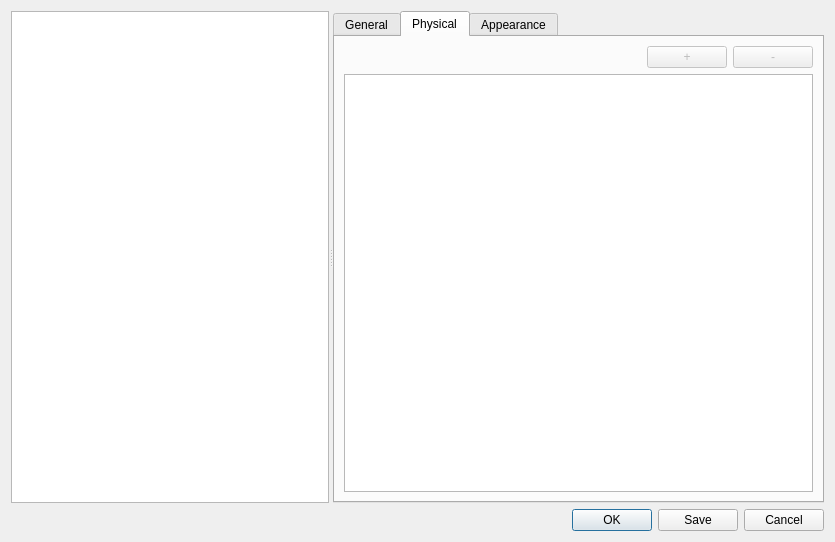
Old version of the form src/Mod/Material/Gui/MaterialsEditor.ui in the repository davesrocketshop/FreeCAD.
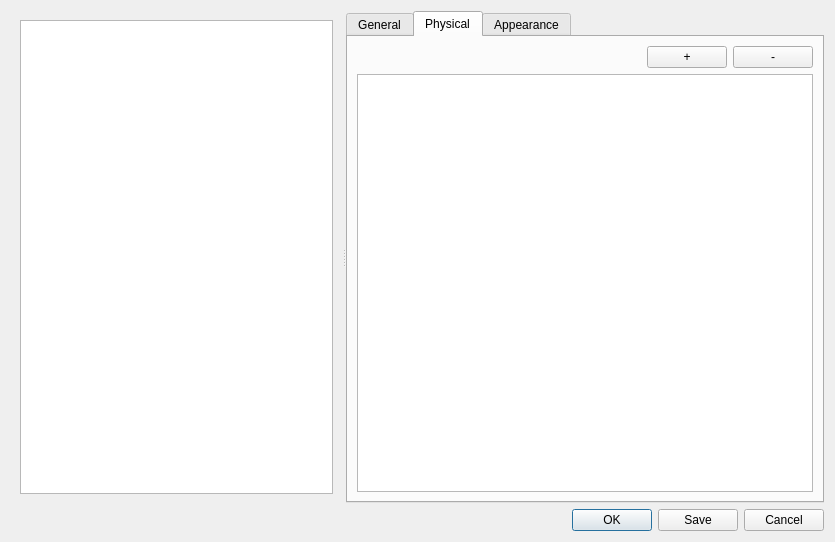
New version of the form. The open tabs and pages were chosen to show the change.

```diff
--- a/src/Mod/Material/Gui/MaterialsEditor.ui
+++ b/src/Mod/Material/Gui/MaterialsEditor.ui
@@ -28,6 +28,15 @@
      <property name="orientation">
       <enum>Qt::Horizontal</enum>
      </property>
+     <widget class="QFrame" name="frameMaterialTree">
+      <property name="frameShape">
+       <enum>QFrame::NoFrame</enum>
+      </property>
+      <property name="frameShadow">
+       <enum>QFrame::Plain</enum>
+      </property>
+      <layout class="QVBoxLayout" name="frameLayout">
+       <item>
      <widget class="QTreeView" name="treeMaterials">
       <property name="selectionBehavior">
        <enum>QAbstractItemView::SelectItems</enum>
@@ -36,6 +45,9 @@
        <bool>true</bool>
       </property>
      </widget>
+       </item>
+      </layout>
+     </widget>
      <widget class="QTabWidget" name="tabWidget">
       <property name="currentIndex">
        <number>0</number>
@@ -232,9 +244,6 @@
           </item>
           <item>
            <widget class="QPushButton" name="buttonPhysicalAdd">
-            <property name="enabled">
-             <bool>false</bool>
-            </property>
             <property name="toolTip">
              <string>Add physical model</string>
             </property>
@@ -245,9 +254,6 @@
           </item>
           <item>
            <widget class="QPushButton" name="buttonPhysicalRemove">
-            <property name="enabled">
-             <bool>false</bool>
-            </property>
             <property name="toolTip">
              <string>Delete physical model</string>
             </property>
```
Left out of the diff: 6 changed lines with no effect on the pictures. Lines whose indentation alone changed are shown as unchanged.
